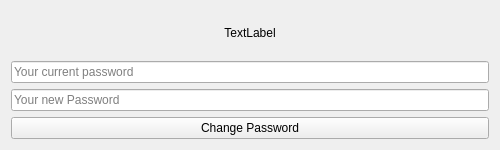
Old version of the form view/changepassword.ui in the repository ecsanchesjr/ProjetoSeguran-a.
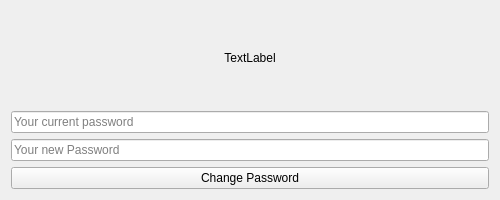
New version of the form.

```diff
--- a/view/changepassword.ui
+++ b/view/changepassword.ui
@@ -7,19 +7,19 @@
     <x>0</x>
     <y>0</y>
     <width>500</width>
-    <height>150</height>
+    <height>200</height>
    </rect>
   </property>
   <property name="minimumSize">
    <size>
     <width>500</width>
-    <height>150</height>
+    <height>200</height>
    </size>
   </property>
   <property name="maximumSize">
    <size>
     <width>500</width>
-    <height>150</height>
+    <height>200</height>
    </size>
   </property>
   <property name="windowTitle">
@@ -37,6 +37,9 @@
      <property name="alignment">
       <set>Qt::AlignCenter</set>
      </property>
+     <property name="wordWrap">
+      <bool>true</bool>
+     </property>
     </widget>
    </item>
    <item>
```
